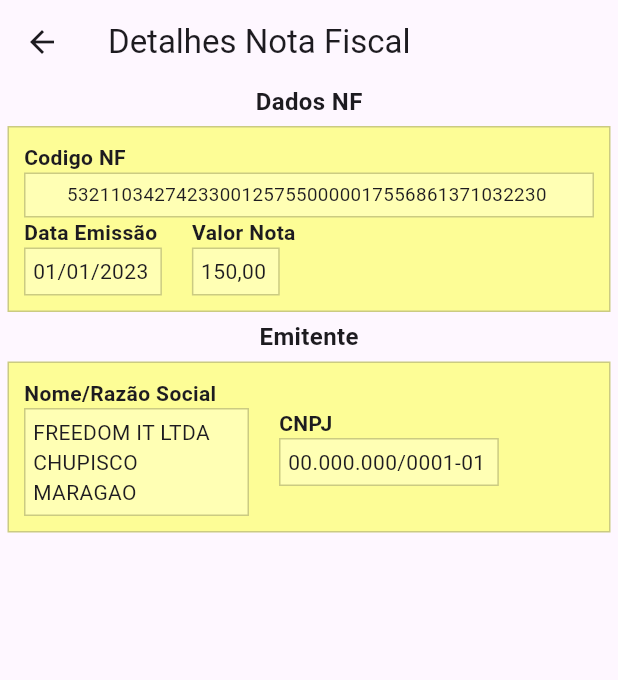
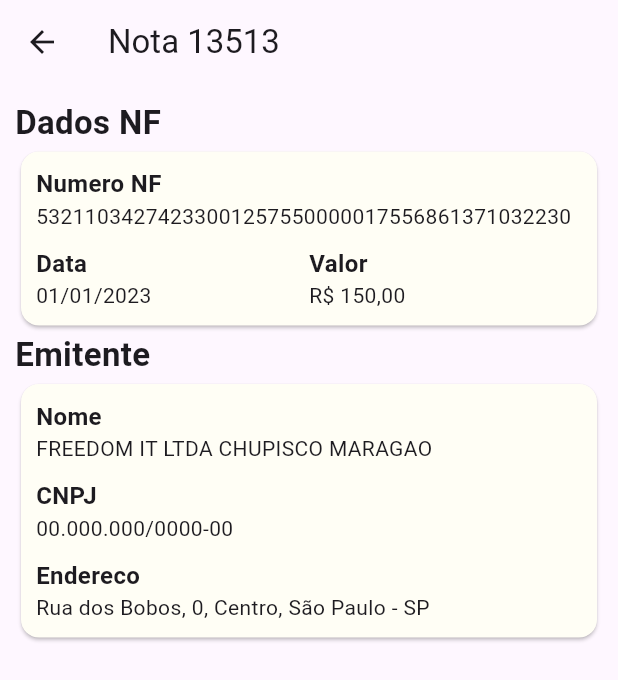
Before and after one commit to gustavoaraujo06/freedom.gerenciador, a Flutter app: the screen it shows after launch, after a tap on "5321103427423300125755000001755686137103", on a phone screen of 412 x 824 dp. Shown: the top 680 px of the screen. Run offline on Flutter 3.47's test engine with Material 3 defaults, Android fonts, the phone set to English and light mode, and no system bars.

Commit message:
adicionando cards

```diff
--- a/mobile/lib/main.dart
+++ b/mobile/lib/main.dart
@@ -79,7 +79,7 @@ class _NotasWidgetState extends State<NotasWidget> {
                       context,
                       MaterialPageRoute(
                           builder: (context) =>
-                              NotafiscalPage(notaFiscal: widget.notas[index])));
+                              NotafiscalPage(notaFiscal: widget.notas[index],)));
                 },
                 child: Container(
                   margin: EdgeInsets.all(10),
--- a/mobile/lib/views/notafiscal_page.dart
+++ b/mobile/lib/views/notafiscal_page.dart
@@ -1,7 +1,7 @@
+import 'dart:math';
+
 import 'package:flutter/material.dart';
 import 'package:mobile/models/notafiscal.dart';
-import 'package:mobile/models/pessoa_fisica.dart';
-import 'package:mobile/models/pessoa_juridica.dart';
 import 'package:intl/intl.dart';
 
 class NotafiscalPage extends StatelessWidget {
@@ -11,76 +11,54 @@ class NotafiscalPage extends StatelessWidget {
   Widget build(BuildContext context) {
     return Scaffold(
       appBar: AppBar(
-          title: Text('Detalhes Nota Fiscal'),
+        title: Text("Nota 13513"),
       ),
-        body: Column(children: [
-          NotaFiscalSection(
-              title: 'Dados NF',
-              child: Column(children: [
+      body: Column(
+        children: [
+          Padding(
+              padding: EdgeInsets.all(10.0),
+              child: Column(
+                  crossAxisAlignment: CrossAxisAlignment.start,
+                  children: [
+                    NotaFiscalCard(
+                      label: "Dados NF",
+                      children: [
+                        [
                           NotaFiscalField(
-                  label: 'Codigo NF',
-                  value: notaFiscal.id,
-                  textStyle: TextStyle(fontSize: 12.5),
+                              label: "Numero NF", value: notaFiscal.id)
+                        ],
+                        [
+                          NotaFiscalField(
+                            label: "Data",
+                            value: DateFormat('dd/MM/yyyy')
+                                .format(notaFiscal.data),
                           ),
-                Row(
-                  children: [
                           NotaFiscalField(
-                      label: 'Data Emissão',
-                      value: DateFormat('dd/MM/yyyy').format(notaFiscal.data),
+                              label: "Valor",
+                              value:
+                                  NumberFormat.simpleCurrency(locale: 'pt_BR')
+                                      .format(notaFiscal.valor))
+                        ]
+                      ],
                     ),
-                    SizedBox(width: 20),
+                    NotaFiscalCard(label: "Emitente", children: [
+                      [
                         NotaFiscalField(
-                      label: 'Valor Nota',
-                      value: NumberFormat('###,###.00', 'pt_BR')
-                          .format(notaFiscal.valor),
-                    )
+                            label: "Nome", value: notaFiscal.emitente.nome)
                       ],
-                )
-              ])),
-          NotaFiscalSection(
-              title: 'Emitente',
-              child: Column(children: [
-                Row(children: [
+                      [
                         NotaFiscalField(
-                    label: 'Nome/Razão Social',
-                    value: notaFiscal.emitente.nome,
-                    width: 150,
+                            label: "CNPJ", value: "00.000.000/0000-00")
+                      ],
+                      [
+                        NotaFiscalField(
+                            label: "Endereco",
+                            value: "Rua dos Bobos, 0, Centro, São Paulo - SP")
+                      ]
+                    ])
+                  ]))
+        ],
       ),
-                  SizedBox(width: 20),
-                  NotaFiscalField(
-                    label:
-                        (notaFiscal.emitente is PessoaFisica) ? 'CPF' : 'CNPJ',
-                    value: (notaFiscal.emitente is PessoaFisica)
-                        ? (notaFiscal.emitente as PessoaFisica).cpf
-                        : (notaFiscal.emitente as PessoaJuridica).cnpj,
-                  )
-                ])
-              ])),
-        ]));
-  }
-}
-
-class NotaFiscalSection extends StatelessWidget {
-  final String title;
-  final Widget child;
-  const NotaFiscalSection(
-      {super.key, required this.title, required this.child});
-  @override
-  Widget build(BuildContext context) {
-    return Column(
-      crossAxisAlignment: CrossAxisAlignment.center,
-      children: [
-        Text(title,
-            style: TextStyle(fontWeight: FontWeight.bold, fontSize: 16.0)),
-        Container(
-            margin: EdgeInsets.all(5.0),
-            padding: EdgeInsets.all(10),
-            decoration: BoxDecoration(
-              color: Color.fromRGBO(253, 253, 150, 1.0),
-              border: Border.all(color: Color.fromRGBO(203, 203, 130, 1.0)),
-            ),
-            child: child)
-      ],
     );
   }
 }
@@ -88,38 +66,59 @@ class NotaFiscalSection extends StatelessWidget {
 class NotaFiscalField extends StatelessWidget {
   final String label;
   final String value;
-  final TextStyle textStyle;
-  final double? width;
-  const NotaFiscalField(
-      {super.key,
-      required this.label,
-      required this.value,
-      this.textStyle = const TextStyle(fontSize: 14.0),
-      this.width});
+
+  const NotaFiscalField({Key? key, required this.label, required this.value})
+      : super(key: key);
+
   @override
   Widget build(BuildContext context) {
-    return SizedBox(
-        width: width,
-        child: Column(
+    return Column(
+      mainAxisAlignment: MainAxisAlignment.center,
       crossAxisAlignment: CrossAxisAlignment.start,
       children: [
-            Text(label,
-                style: TextStyle(fontWeight: FontWeight.bold, fontSize: 14.0)),
-            Row(
-              children: [
-                Flexible(
-                    child: Container(
-                  padding: EdgeInsets.all(5),
-                  decoration: BoxDecoration(
-                    color: Color.fromRGBO(255, 255, 180, 1.0),
-                    border:
-                        Border.all(color: Color.fromRGBO(203, 203, 130, 1.0)),
+        Text(
+          label,
+          style: TextStyle(fontSize: 16.0, fontWeight: FontWeight.bold),
         ),
-                  child: Center(child: SelectableText(value, style: textStyle)),
-                ))
+        Text(
+          value,
+          style: TextStyle(
+            fontSize: 14.0,
+          ),
+        ),
       ],
-            )
-          ],
-        ));
+    );
   }
 }
+
+class NotaFiscalCard extends StatelessWidget {
+  final String label;
+  List<List<Widget>> children;
+  NotaFiscalCard({super.key, required this.label, required this.children});
+  @override
+  Widget build(BuildContext context) {
+    return Column(
+      crossAxisAlignment: CrossAxisAlignment.start,
+      children: [
+        Text(
+          label,
+          style: TextStyle(fontSize: 22.0, fontWeight: FontWeight.bold),
+        ),
+        Card(
+            color: Colors.white,
+            surfaceTintColor: Colors.yellow,
+            shadowColor: Colors.black,
+            child: Padding(
+                padding: EdgeInsets.all(10.0),
+                child: Column(
+                  spacing: 10.0,
+                  children: children
+                      .map((e) => Row(
+                          mainAxisSize: MainAxisSize.max,
+                          children: e.map((e) => Expanded(child: e)).toList()))
+                      .toList(),
+                )))
+      ],
+    );
+  }
+}
```
Lines whose indentation alone changed are shown as unchanged.
